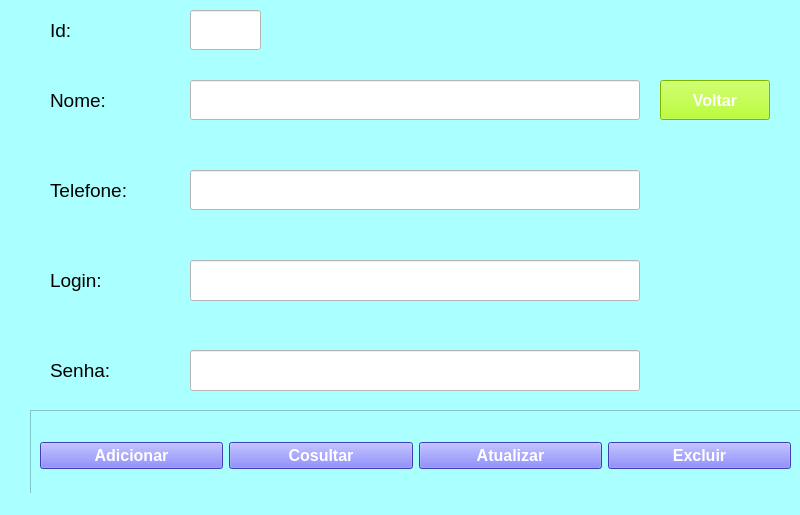
Old version of the form TelaUsuario.ui in the repository Anderson-Oliver/agenda-python.
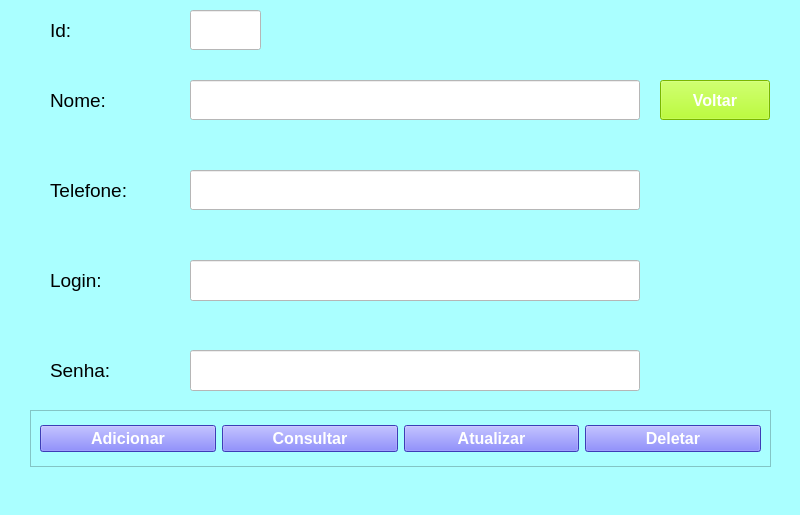
New version of the form.

Commit message: atualizações

```diff
--- a/TelaUsuario.ui
+++ b/TelaUsuario.ui
@@ -237,8 +237,8 @@
      <rect>
       <x>30</x>
       <y>410</y>
-      <width>771</width>
-      <height>91</height>
+      <width>741</width>
+      <height>57</height>
      </rect>
     </property>
     <property name="frameShape">
@@ -291,11 +291,21 @@
         </font>
        </property>
        <property name="styleSheet">
-        <string notr="true">color: rgb(255, 255, 255);
-background-color: rgb(85, 85, 255);</string>
+        <string notr="true">QPushButton {
+background-color: rgb(85, 85, 255);
+color: rgb(255, 255, 255);
+}
+
+QPushButton:pressed {
+
+	background-color: rgb(255, 255, 255);
+	
+	color: rgb(85, 85, 255);
+
+}</string>
        </property>
        <property name="text">
-        <string>Cosultar</string>
+        <string>Consultar</string>
        </property>
       </widget>
      </item>
@@ -310,8 +320,18 @@
         </font>
        </property>
        <property name="styleSheet">
-        <string notr="true">color: rgb(255, 255, 255);
-background-color: rgb(85, 85, 255);</string>
+        <string notr="true">QPushButton {
+background-color: rgb(85, 85, 255);
+color: rgb(255, 255, 255);
+}
+
+QPushButton:pressed {
+
+	background-color: rgb(255, 255, 255);
+	
+	color: rgb(85, 85, 255);
+
+}</string>
        </property>
        <property name="text">
         <string>Atualizar</string>
@@ -332,11 +352,21 @@
         <cursorShape>PointingHandCursor</cursorShape>
        </property>
        <property name="styleSheet">
-        <string notr="true">color: rgb(255, 255, 255);
-background-color: rgb(85, 85, 255);</string>
+        <string notr="true">QPushButton {
+background-color: rgb(85, 85, 255);
+color: rgb(255, 255, 255);
+}
+
+QPushButton:pressed {
+
+	background-color: rgb(255, 255, 255);
+	
+	color: rgb(85, 85, 255);
+
+}</string>
        </property>
        <property name="text">
-        <string>Excluir</string>
+        <string>Deletar</string>
        </property>
       </widget>
      </item>
```
Left out of the diff: 10 changed lines with no effect on the pictures. The commit also changes 2 other files.
